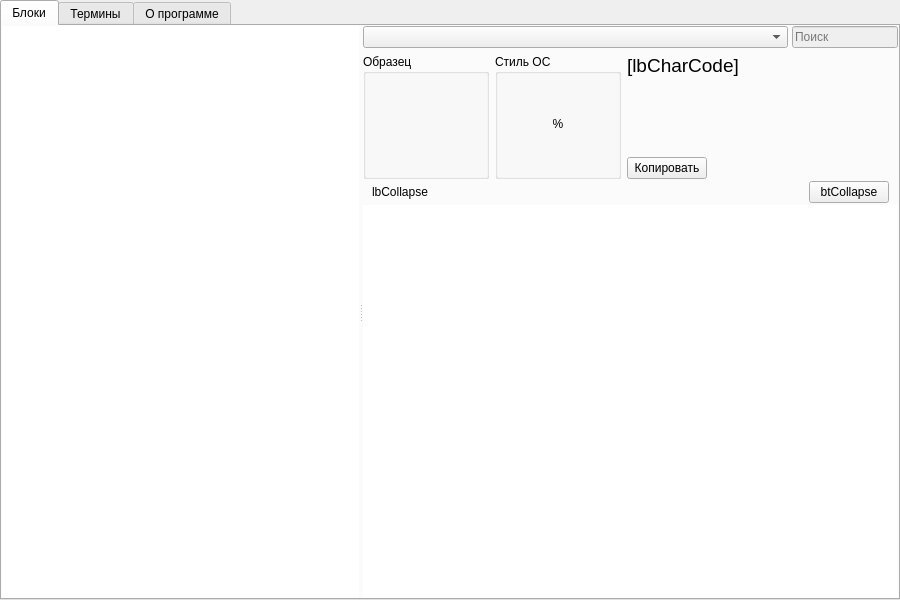
The window that Unicodia/FmMain.ui (Mercury13/unicodia) describes before a commit, drawn with Qt 5.
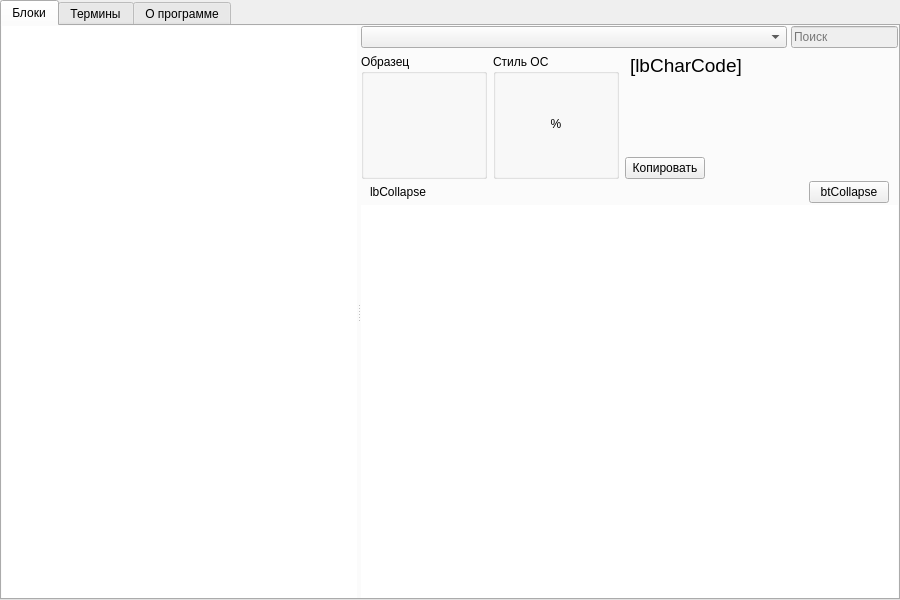
The same window after the commit. The open tabs and pages were chosen to show the change. Icons and pictures are not drawn. Custom widgets are drawn as their Qt base class.

What changed in the file:
```diff
--- a/Unicodia/FmMain.ui
+++ b/Unicodia/FmMain.ui
@@ -282,6 +282,8 @@
                      <number>0</number>
                     </property>
                     <item>
+                     <layout class="QHBoxLayout" name="horizontalLayout_10">
+                      <item>
                      <widget class="QLabel" name="lbCharCode">
                       <property name="font">
                        <font>
@@ -295,6 +297,10 @@
                       <property name="mouseTracking">
                        <bool>true</bool>
                       </property>
+                        <property name="styleSheet">
+                         <string notr="true">padding-right: 1px;
+padding-bottom: 1px;</string>
+                        </property>
                       <property name="text">
                        <string>[lbCharCode]</string>
                       </property>
@@ -302,6 +308,21 @@
                        <set>Qt::LinksAccessibleByMouse|Qt::TextSelectableByMouse</set>
                       </property>
                      </widget>
+                      </item>
+                      <item>
+                       <spacer name="horizontalSpacer_2">
+                        <property name="orientation">
+                         <enum>Qt::Horizontal</enum>
+                        </property>
+                        <property name="sizeHint" stdset="0">
+                         <size>
+                          <width>1</width>
+                          <height>5</height>
+                         </size>
+                        </property>
+                       </spacer>
+                      </item>
+                     </layout>
                     </item>
                     <item>
                      <spacer name="verticalSpacer">
```
Left out of the diff: 2 changed lines with no effect on the pictures. Lines whose indentation alone changed are shown as unchanged.
